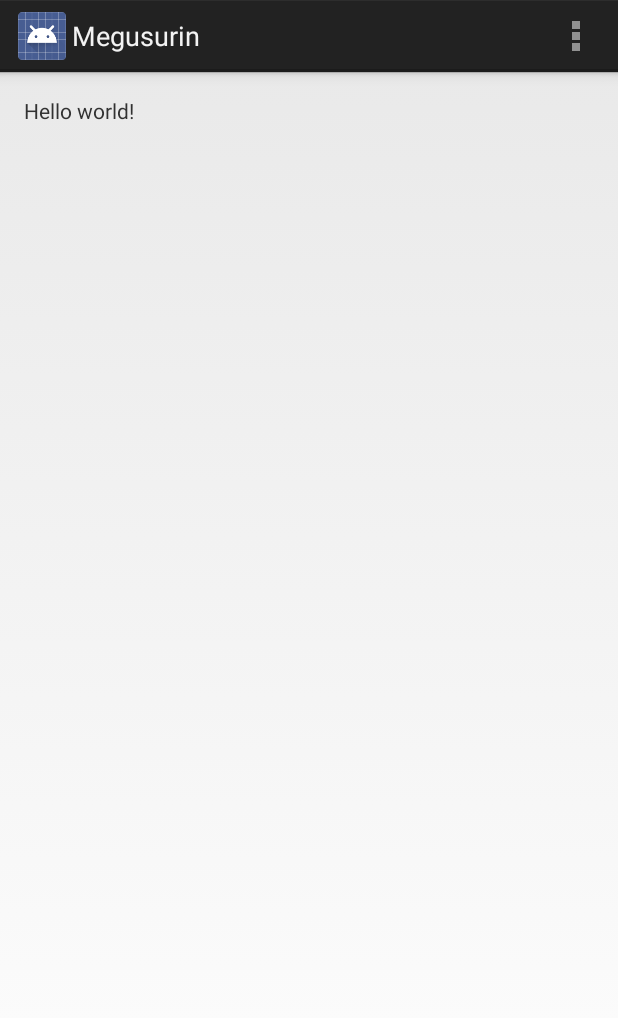
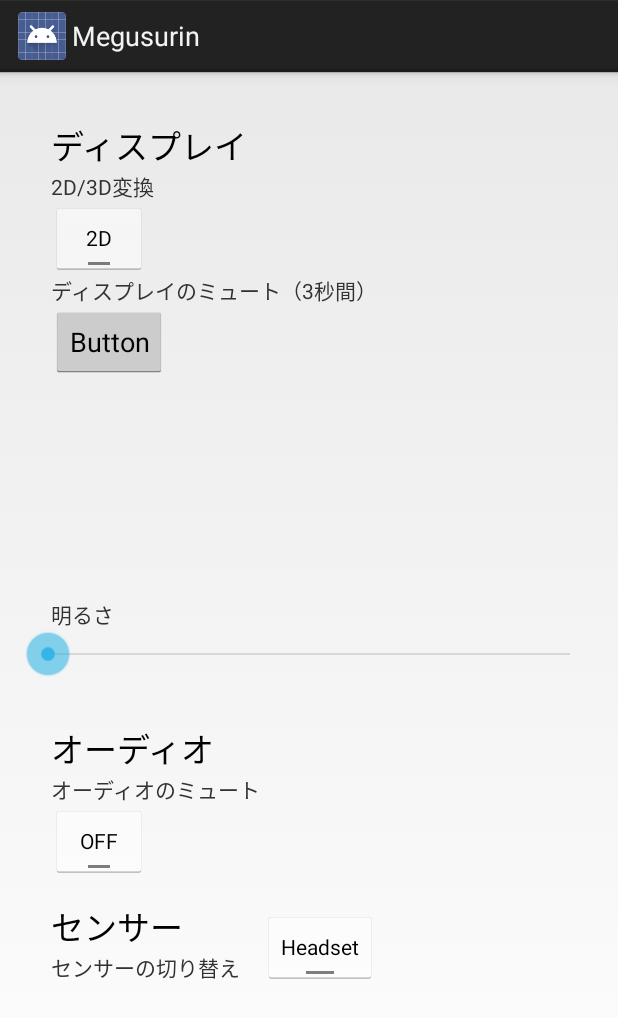
Before and after one commit to egglang/Megusurin, an Android app: the screen it shows after launch (MegusurinActivity before the commit, BT200CtrlDemoActivity after it), on a phone screen of 412 x 824 dp. Shown: the top 1018 px of the screen. Run offline under Robolectric (Android 15) with nearby library versions, the light colour scheme and no system bars; 1 statement that could not run was skipped.

Commit message:
Added Moverio Bt200 Demo Activity and layout.

```diff
--- a/mobile/build.gradle
+++ b/mobile/build.gradle
@@ -6,7 +6,7 @@ android {
 
     defaultConfig {
         applicationId "ma10.megusurin"
-        minSdkVersion 18
+        minSdkVersion 15
         targetSdkVersion 20
         versionCode 1
         versionName "1.0"
@@ -21,6 +21,7 @@ android {
 
 dependencies {
     compile fileTree(dir: 'libs', include: ['*.jar'])
+    compile files('libs/BT200Ctrl.jar')
     wearApp project(':wear')
     compile 'com.google.android.gms:play-services-wearable:+'
 }
--- a/mobile/src/main/AndroidManifest.xml
+++ b/mobile/src/main/AndroidManifest.xml
@@ -7,6 +7,17 @@
         android:icon="@drawable/ic_launcher"
         android:label="@string/app_name"
         android:theme="@style/AppTheme" >
+
+        <activity
+            android:name=".bt200demo.BT200CtrlDemoActivity"
+            android:label="@string/app_name" >
+            <intent-filter>
+                <action android:name="android.intent.action.MAIN" />
+
+                <category android:name="android.intent.category.LAUNCHER" />
+            </intent-filter>
+        </activity>
+<!--
         <activity
             android:name=".MegusurinActivity"
             android:label="@string/app_name" >
@@ -16,6 +27,7 @@
                 <category android:name="android.intent.category.LAUNCHER" />
             </intent-filter>
         </activity>
+-->
     </application>
 
 </manifest>
--- a/mobile/src/main/java/ma10/megusurin/MegusurinActivity.java
+++ b/mobile/src/main/java/ma10/megusurin/MegusurinActivity.java
@@ -4,7 +4,6 @@ import android.app.Activity;
 import android.os.Bundle;
 import android.view.Menu;
 import android.view.MenuItem;
-
 
 public class MegusurinActivity extends Activity {
 
--- /dev/null
+++ b/mobile/src/main/java/ma10/megusurin/bt200demo/BT200CtrlDemoActivity.java
@@ -0,0 +1,141 @@
+package ma10.megusurin.bt200demo;
+
+import jp.epson.moverio.bt200.AudioControl;
+import jp.epson.moverio.bt200.DisplayControl;
+import jp.epson.moverio.bt200.SensorControl;
+import ma10.megusurin.R;
+
+import android.os.Bundle;
+import android.app.Activity;
+import android.util.Log;
+import android.view.Menu;
+import android.view.View;
+import android.widget.Button;
+import android.widget.CompoundButton;
+import android.widget.SeekBar;
+import android.widget.ToggleButton;
+
+public class BT200CtrlDemoActivity extends Activity {
+	private String TAG = "Bt2CtrlDemoActivity";
+	private ToggleButton mToggleButton_2d3d = null;
+	private Button mButton_dmute = null;
+	private SeekBar mSeekBar_backlight = null;
+	private ToggleButton mToggleButton_amute = null;
+	private ToggleButton mToggleButton_sensor = null;
+
+	private DisplayControl mDisplayControl = null;
+	private AudioControl mAudioControl = null;
+	private SensorControl mSensorControl = null;
+
+	@Override
+	protected void onCreate(Bundle savedInstanceState) {
+		super.onCreate(savedInstanceState);
+		setContentView(R.layout.activity_bt2_ctrl_demo);
+
+		mDisplayControl = new DisplayControl(this);
+		mAudioControl = new AudioControl(this);
+		mSensorControl = new SensorControl(this);
+		// 2D/3D変換
+		mToggleButton_2d3d = (ToggleButton)findViewById(R.id.toggleButton_2d3d);
+		mToggleButton_2d3d.setOnCheckedChangeListener(new ToggleButton.OnCheckedChangeListener(){
+
+			@Override
+			public void onCheckedChanged(CompoundButton arg0, boolean arg1) {
+				// TODO Auto-generated method stub
+
+				if(arg1){
+					Log.d(TAG,"set 3D display mode.");
+					mDisplayControl.setMode(DisplayControl.DISPLAY_MODE_3D, true);
+				}
+				else{
+					Log.d(TAG,"set 2D display mode.");
+					mDisplayControl.setMode(DisplayControl.DISPLAY_MODE_2D, false);
+				}
+			}
+	    });
+	    // ディスプレイのミュートの設定変更
+		mButton_dmute = (Button)findViewById(R.id.Button_dmute);
+		mButton_dmute.setOnClickListener(new View.OnClickListener() {
+			@Override
+			public void onClick(View v) {
+				// TODO Auto-generated method stub
+				Log.d(TAG, "Set LCD mute ON. (display OFF)");
+				mDisplayControl.setMute(true);
+			    try{
+			    	Thread.sleep(3000); //3000ミリ秒Sleepする
+			    }catch(InterruptedException e){}
+
+				Log.d(TAG, "Set LCD mute OFF. (display ON)");
+				mDisplayControl.setMute(false);
+			}
+		});
+	    // 明るさの設定変更
+		mSeekBar_backlight = (SeekBar)findViewById(R.id.seekBar_backlight);
+		mSeekBar_backlight.setMax(20);
+		mSeekBar_backlight.setProgress(mDisplayControl.getBacklight());
+		mSeekBar_backlight.setOnSeekBarChangeListener(new SeekBar.OnSeekBarChangeListener() {
+
+			@Override
+			public void onStopTrackingTouch(SeekBar seekBar) {
+				// TODO Auto-generated method stub
+			}
+
+			@Override
+			public void onStartTrackingTouch(SeekBar seekBar) {
+				// TODO Auto-generated method stub
+			}
+
+			@Override
+			public void onProgressChanged(SeekBar seekBar, int progress,
+					boolean fromUser) {
+				// TODO Auto-generated method stub
+				Log.d(TAG, "Set LCD back-light level:"+progress);
+				mDisplayControl.setBacklight(progress);
+			}
+		});
+
+		// オーディオのミュートの設定変更
+		mToggleButton_amute = (ToggleButton)findViewById(R.id.toggleButton_amute);
+		mToggleButton_amute.setOnCheckedChangeListener(new ToggleButton.OnCheckedChangeListener(){
+
+			@Override
+			public void onCheckedChanged(CompoundButton arg0, boolean arg1) {
+				// TODO Auto-generated method stub
+
+				if(arg1){
+					Log.d(TAG,"Set audio mute ON.");
+					mAudioControl.setMute(true);
+				}
+				else{
+					Log.d(TAG,"set audio mute OFF.");
+					mAudioControl.setMute(false);
+				}
+			}
+	    });
+
+		// センサーの切り替え
+		mToggleButton_sensor = (ToggleButton)findViewById(R.id.toggleButton_sensor);
+		if(SensorControl.SENSOR_MODE_CONTROLLER == mSensorControl.getMode()){
+			mToggleButton_sensor.setChecked(true);
+		}
+		else{
+			mToggleButton_sensor.setChecked(false);
+		}
+		mToggleButton_sensor.setOnCheckedChangeListener(new ToggleButton.OnCheckedChangeListener(){
+			@Override
+			public void onCheckedChanged(CompoundButton arg0, boolean arg1) {
+				// TODO Auto-generated method stub
+				if(arg1){
+					Log.d(TAG,"set sensor of controller.");
+					mSensorControl.setMode(SensorControl.SENSOR_MODE_CONTROLLER);
+				}
+				else{
+					Log.d(TAG,"set sensor of headset.");
+					mSensorControl.setMode(SensorControl.SENSOR_MODE_HEADSET);
+				}
+			}
+		});
+
+	}
+
+}
--- /dev/null
+++ b/mobile/src/main/res/layout/activity_bt2_ctrl_demo.xml
@@ -0,0 +1,128 @@
+<RelativeLayout xmlns:android="http://schemas.android.com/apk/res/android"
+    xmlns:tools="http://schemas.android.com/tools"
+    android:layout_width="match_parent"
+    android:layout_height="match_parent"
+    android:paddingBottom="@dimen/activity_vertical_margin"
+    android:paddingLeft="@dimen/activity_horizontal_margin"
+    android:paddingRight="@dimen/activity_horizontal_margin"
+    android:paddingTop="@dimen/activity_vertical_margin"
+	android:orientation="horizontal"
+    tools:context=".BT200CtrlDemoActivity" >
+
+    <TextView
+        android:id="@+id/textView1"
+        android:layout_width="wrap_content"
+        android:layout_height="wrap_content"
+        android:layout_alignParentLeft="true"
+        android:layout_alignParentTop="true"
+        android:layout_marginLeft="18dp"
+        android:layout_marginTop="16dp"
+        android:text="ディスプレイ"
+        android:textAppearance="?android:attr/textAppearanceLarge" />
+
+    <TextView
+        android:id="@+id/textView2"
+        android:layout_width="wrap_content"
+        android:layout_height="wrap_content"
+        android:layout_alignLeft="@+id/textView1"
+        android:layout_below="@+id/textView1"
+        android:text="2D/3D変換" />
+
+    <ToggleButton
+        android:id="@+id/toggleButton_2d3d"
+        android:layout_width="wrap_content"
+        android:layout_height="wrap_content"
+        android:layout_alignLeft="@+id/textView2"
+        android:layout_below="@+id/textView2"
+        android:text="ToggleButton"
+        android:textOff="2D"
+        android:textOn="3D" />
+
+    <TextView
+        android:id="@+id/textView3"
+        android:layout_width="wrap_content"
+        android:layout_height="wrap_content"
+        android:layout_alignLeft="@+id/toggleButton_2d3d"
+        android:layout_below="@+id/toggleButton_2d3d"
+        android:text="ディスプレイのミュート（3秒間）" />
+
+    <TextView
+        android:id="@+id/textView5"
+        android:layout_width="wrap_content"
+        android:layout_height="wrap_content"
+        android:layout_alignLeft="@+id/textView3"
+        android:layout_below="@+id/seekBar_backlight"
+        android:layout_marginTop="30dp"
+        android:text="オーディオ"
+        android:textAppearance="?android:attr/textAppearanceLarge" />
+
+    <ToggleButton
+        android:id="@+id/toggleButton_amute"
+        android:layout_width="wrap_content"
+        android:layout_height="wrap_content"
+        android:layout_alignLeft="@+id/textView5"
+        android:layout_below="@+id/textView6"
+        android:text="ToggleButton" />
+
+    <Button
+        android:id="@+id/Button_dmute"
+        android:layout_width="wrap_content"
+        android:layout_height="wrap_content"
+        android:layout_alignLeft="@+id/textView3"
+        android:layout_below="@+id/textView3"
+        android:text="Button" />
+
+    <TextView
+        android:id="@+id/textView4"
+        android:layout_width="wrap_content"
+        android:layout_height="wrap_content"
+        android:layout_above="@+id/seekBar_backlight"
+        android:layout_alignLeft="@+id/Button_dmute"
+        android:text="明るさ" />
+
+    <TextView
+        android:id="@+id/textView6"
+        android:layout_width="wrap_content"
+        android:layout_height="wrap_content"
+        android:layout_alignLeft="@+id/textView5"
+        android:layout_below="@+id/textView5"
+        android:text="オーディオのミュート" />
+
+    <SeekBar
+        android:id="@+id/seekBar_backlight"
+        android:layout_width="match_parent"
+        android:layout_height="wrap_content"
+        android:layout_centerHorizontal="true"
+        android:layout_centerVertical="true"
+        android:max="20"
+        android:progress="10" />
+
+    <TextView
+        android:id="@+id/TextView01"
+        android:layout_width="wrap_content"
+        android:layout_height="wrap_content"
+        android:layout_alignLeft="@+id/toggleButton_amute"
+        android:layout_below="@+id/toggleButton_amute"
+        android:layout_marginTop="16dp"
+        android:text="センサー"
+        android:textAppearance="?android:attr/textAppearanceLarge" />
+
+    <TextView
+        android:id="@+id/TextView02"
+        android:layout_width="wrap_content"
+        android:layout_height="wrap_content"
+        android:layout_alignLeft="@+id/TextView01"
+        android:layout_below="@+id/TextView01"
+        android:text="センサーの切り替え" />
+
+    <ToggleButton
+        android:id="@+id/toggleButton_sensor"
+        android:layout_width="wrap_content"
+        android:layout_height="wrap_content"
+        android:layout_alignBottom="@+id/TextView02"
+        android:layout_alignRight="@+id/textView3"
+        android:text="ToggleButton"
+        android:textOff="Headset"
+        android:textOn="Controller" />
+
+</RelativeLayout>
```
Also changed, not shown: 1 other file.
